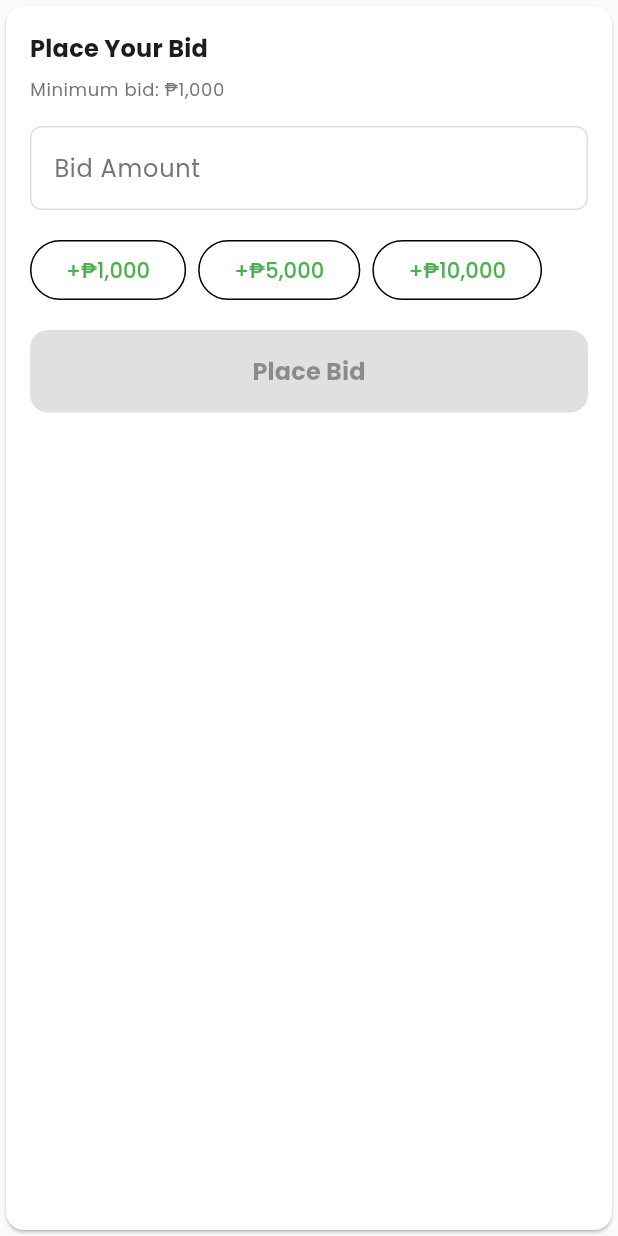
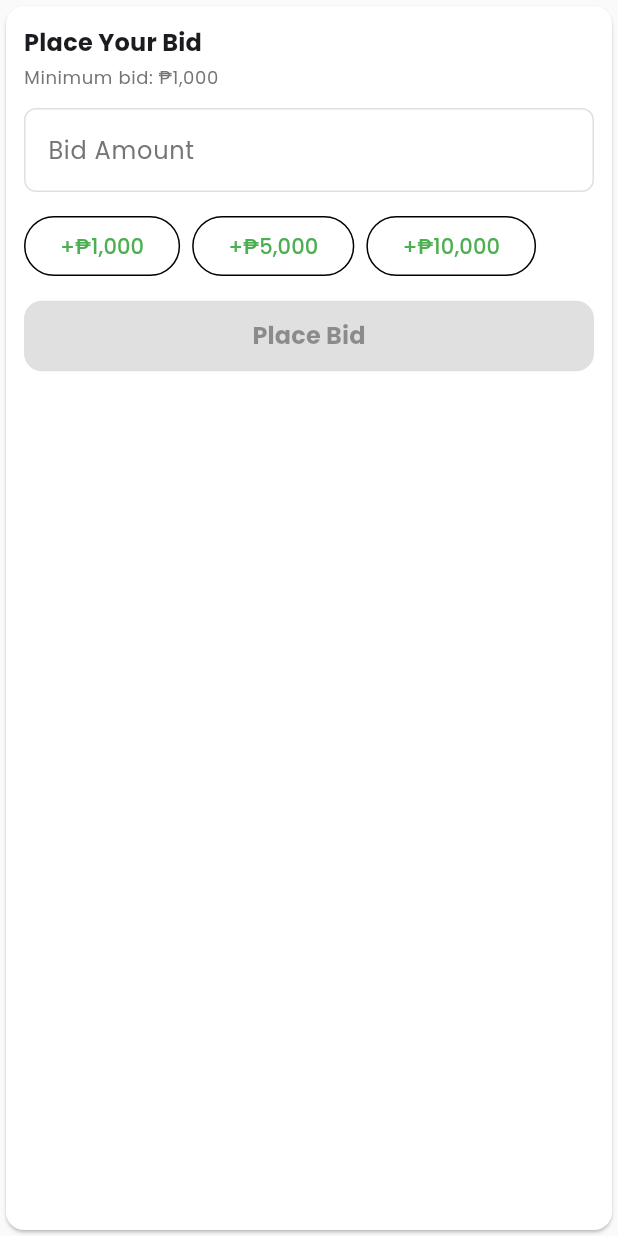
Before and after one commit to aimsahorizon/autobid-flutter, a Flutter app: the BidInputWidget widget shown alone on an empty page, opened directly with empty values, on a phone screen of 412 x 824 dp. Run offline on Flutter 3.47's test engine with Material 3 defaults, Android fonts, the phone set to English and light mode, and no system bars; our stand-ins replace flutter_riverpod, freezed_annotation, go_router, google_fonts, image_picker, riverpod_annotation; accounts and stored records are empty; generated files the repository leaves out were written again; network calls fail.

Commit message:
update: fix pixel issue overflowing

```diff
--- a/lib/presentation/screens/auction/widgets/bid_input_widget.dart
+++ b/lib/presentation/screens/auction/widgets/bid_input_widget.dart
@@ -64,7 +64,7 @@ class _BidInputWidgetState extends State<BidInputWidget> {
 
     return Card(
       child: Padding(
-        padding: const EdgeInsets.all(16.0),
+        padding: const EdgeInsets.all(12.0),
         child: Column(
           crossAxisAlignment: CrossAxisAlignment.start,
           children: [
@@ -74,14 +74,14 @@ class _BidInputWidgetState extends State<BidInputWidget> {
                 fontWeight: FontWeight.bold,
               ),
             ),
-            const SizedBox(height: 8),
+            const SizedBox(height: 4),
             Text(
               'Minimum bid: ₱${_formatCurrency(minBid)}',
               style: theme.textTheme.bodySmall?.copyWith(
                 color: Colors.grey[600],
               ),
             ),
-            const SizedBox(height: 16),
+            const SizedBox(height: 12),
             TextField(
               controller: _controller,
               keyboardType: TextInputType.number,
@@ -101,7 +101,7 @@ class _BidInputWidgetState extends State<BidInputWidget> {
               ),
               onChanged: _updateBidAmount,
             ),
-            const SizedBox(height: 16),
+            const SizedBox(height: 12),
             Wrap(
               spacing: 8,
               runSpacing: 8,
@@ -112,13 +112,13 @@ class _BidInputWidgetState extends State<BidInputWidget> {
                 );
               }).toList(),
             ),
-            const SizedBox(height: 16),
+            const SizedBox(height: 12),
             SizedBox(
               width: double.infinity,
               child: FilledButton(
                 onPressed: _bidAmount != null && _error == null ? _placeBid : null,
                 style: FilledButton.styleFrom(
-                  padding: const EdgeInsets.symmetric(vertical: 16),
+                  padding: const EdgeInsets.symmetric(vertical: 12),
                   shape: RoundedRectangleBorder(
                     borderRadius: BorderRadius.circular(12),
                   ),
```
Also changed, not shown: lib/presentation/screens/auction/auction_detail_screen.dart (+12 -9 lines), lib/presentation/screens/auction/widgets/current_bid_card.dart (+6 -6 lines).
